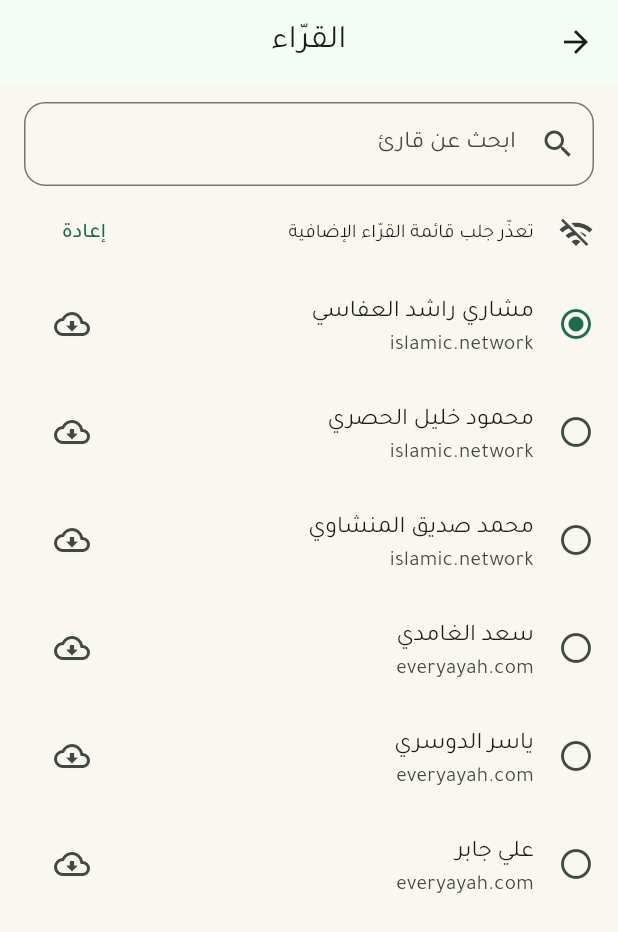
After one commit to eslam85-lab/quran-app, a Flutter app: the RecitersScreen screen opened directly, on a phone screen of 412 x 824 dp. The commit adds this screen. Shown: the top 932 px of the screen. Run offline on Flutter 3.47's test engine with Material 3 defaults, Android fonts, the phone set to English and light mode, and no system bars; our stand-ins replace just_audio, shared_preferences; accounts and stored records are empty; network calls fail.

Commit message:
Add files via upload

```diff
--- /dev/null
+++ b/lib/data/reciters.dart
@@ -0,0 +1,82 @@
+import 'dart:convert';
+import 'dart:io';
+import 'quran_repository.dart';
+
+/// A reciter whose audio is served verse by verse.
+/// id 'ev.<folder>'  -> everyayah.com/data/<folder>/SSSAAA.mp3
+/// any other id      -> cdn.islamic.network/quran/audio/<bitrate>/<id>/<global verse>.mp3
+class Reciter {
+  final String id, name;
+  const Reciter(this.id, this.name);
+
+  bool get isEvery => id.startsWith('ev.');
+  String get folder => id.substring(3);
+
+  /// Candidate mp3 URLs for verse [g] (1..6236), best first.
+  List<String> urls(int g, {int? preferBitrate}) {
+    if (isEvery) {
+      final (s, a) = QuranRepository.byGlobal(g);
+      String p3(int n) => n.toString().padLeft(3, '0');
+      return ['https://everyayah.com/data/$folder/${p3(s.n)}${p3(a.i)}.mp3'];
+    }
+    final rates = <int>[128, 64, 192, 48, 40, 32];
+    if (preferBitrate != null) {
+      rates.remove(preferBitrate);
+      rates.insert(0, preferBitrate);
+    }
+    return [for (final b in rates) 'https://cdn.islamic.network/quran/audio/$b/$id/$g.mp3'];
+  }
+}
+
+class Reciters {
+  /// Only ar.alafasy and ar.husary were confirmed in the live edition list.
+  /// The "ev." entries come from everyayah.com and are checked at selection time.
+  static const builtin = [
+    Reciter('ar.alafasy', 'مشاري راشد العفاسي'),
+    Reciter('ar.husary', 'محمود خليل الحصري'),
+    Reciter('ar.minshawi', 'محمد صديق المنشاوي'),
+    Reciter('ev.Ghamadi_40kbps', 'سعد الغامدي'),
+    Reciter('ev.Yasser_Ad-Dussary_128kbps', 'ياسر الدوسري'),
+    Reciter('ev.Ali_Jaber_64kbps', 'علي جابر'),
+  ];
+
+  static List<Reciter> remote = [];
+  static bool remoteLoaded = false;
+
+  static List<Reciter> get all {
+    final ids = builtin.map((e) => e.id).toSet();
+    return [...builtin, ...remote.where((r) => !ids.contains(r.id))];
+  }
+
+  static Reciter byId(String id, [String? name]) {
+    for (final r in all) {
+      if (r.id == id) return r;
+    }
+    return Reciter(id, name ?? id);
+  }
+
+  /// Verse-by-verse Arabic reciters from the live islamic.network edition list.
+  static Future<bool> fetchRemote() async {
+    final c = HttpClient()..connectionTimeout = const Duration(seconds: 15);
+    try {
+      final req = await c.getUrl(Uri.parse('https://api.alquran.cloud/v1/edition/format/audio'));
+      final res = await req.close();
+      if (res.statusCode != 200) {
+        await res.drain<void>();
+        return false;
+      }
+      final body = await res.transform(utf8.decoder).join();
+      final data = (jsonDecode(body) as Map)['data'] as List;
+      remote = [
+        for (final e in data)
+          if (e['type'] == 'versebyverse' && e['language'] == 'ar') Reciter('${e['identifier']}', '${e['name']}')
+      ];
+      remoteLoaded = true;
+      return true;
+    } catch (_) {
+      return false;
+    } finally {
+      c.close(force: true);
+    }
+  }
+}
--- a/lib/main.dart
+++ b/lib/main.dart
@@ -1,6 +1,7 @@
 import 'package:flutter/material.dart';
 import 'core/config.dart';
 import 'data/app_state.dart';
+import 'data/audio_store.dart';
 import 'data/quran_repository.dart';
 import 'screens/splash_screen.dart';
 
@@ -9,6 +10,9 @@ final appState = AppState();
 Future<void> main() async {
   WidgetsFlutterBinding.ensureInitialized();
   await appState.init();
+  try {
+    await AudioStore.I.init();
+  } catch (_) {}
   runApp(const QuranApp());
 }
 
--- /dev/null
+++ b/lib/screens/reciters_screen.dart
@@ -0,0 +1,108 @@
+import 'package:flutter/material.dart';
+import '../data/arabic_search.dart';
+import '../data/audio_store.dart';
+import '../data/reciters.dart';
+import '../main.dart';
+import 'downloads_screen.dart';
+
+class RecitersScreen extends StatefulWidget {
+  const RecitersScreen({super.key});
+  @override
+  State<RecitersScreen> createState() => _RecitersScreenState();
+}
+
+class _RecitersScreenState extends State<RecitersScreen> {
+  String _q = '';
+  bool _loading = false, _failed = false;
+  String? _busy;
+
+  @override
+  void initState() {
+    super.initState();
+    if (!Reciters.remoteLoaded) _load();
+  }
+
+  Future<void> _load() async {
+    setState(() { _loading = true; _failed = false; });
+    final ok = await Reciters.fetchRemote();
+    if (!mounted) return;
+    setState(() { _loading = false; _failed = !ok; });
+  }
+
+  void _toast(String m) {
+    if (!mounted) return;
+    ScaffoldMessenger.of(context).showSnackBar(SnackBar(content: Text(m), duration: const Duration(seconds: 2)));
+  }
+
+  Future<void> _pick(Reciter r) async {
+    setState(() => _busy = r.id);
+    final ok = await AudioStore.I.probe(r);
+    if (!mounted) return;
+    setState(() => _busy = null);
+    if (ok) {
+      appState.setReciter(r.id, r.name);
+      _toast('تم اختيار ${r.name}');
+    } else {
+      _toast('هذا القارئ غير متاح حالياً أو لا يوجد اتصال');
+    }
+  }
+
+  @override
+  Widget build(BuildContext context) {
+    final nq = normalizeAr(_q);
+    final list = Reciters.all.where((r) => nq.isEmpty || normalizeAr(r.name).contains(nq)).toList();
+    return Directionality(
+      textDirection: TextDirection.rtl,
+      child: Scaffold(
+        appBar: AppBar(title: const Text('القرّاء'), centerTitle: true),
+        body: Column(children: [
+          Padding(
+            padding: const EdgeInsets.fromLTRB(16, 12, 16, 8),
+            child: TextField(
+              onChanged: (v) => setState(() => _q = v),
+              decoration: InputDecoration(
+                hintText: 'ابحث عن قارئ',
+                prefixIcon: const Icon(Icons.search),
+                border: OutlineInputBorder(borderRadius: BorderRadius.circular(14)),
+              ),
+            ),
+          ),
+          if (_loading) const LinearProgressIndicator(),
+          if (_failed)
+            ListTile(
+              dense: true,
+              leading: const Icon(Icons.wifi_off),
+              title: const Text('تعذّر جلب قائمة القرّاء الإضافية'),
+              trailing: TextButton(onPressed: _load, child: const Text('إعادة')),
+            ),
+          Expanded(
+            child: ListenableBuilder(
+              listenable: appState,
+              builder: (_, __) => ListView.builder(
+                itemCount: list.length,
+                itemBuilder: (ctx, i) {
+                  final r = list[i];
+                  final sel = r.id == appState.reciter;
+                  return ListTile(
+                    leading: Icon(sel ? Icons.radio_button_checked : Icons.radio_button_unchecked,
+                        color: sel ? Theme.of(ctx).colorScheme.primary : null),
+                    title: Text(r.name),
+                    subtitle: Text(AudioStore.I.anyFor(r.id) ? 'يوجد صوت محمّل' : (r.isEvery ? 'everyayah.com' : 'islamic.network')),
+                    trailing: _busy == r.id
+                        ? const SizedBox(width: 24, height: 24, child: CircularProgressIndicator(strokeWidth: 2))
+                        : IconButton(
+                            icon: const Icon(Icons.cloud_download_outlined),
+                            tooltip: 'التحميل الصوتي',
+                            onPressed: () => Navigator.push(ctx, MaterialPageRoute(builder: (_) => DownloadsScreen(reciter: r))),
+                          ),
+                    onTap: () => _pick(r),
+                  );
+                },
+              ),
+            ),
+          ),
+        ]),
+      ),
+    );
+  }
+}
--- a/lib/widgets/mushaf_page_view.dart
+++ b/lib/widgets/mushaf_page_view.dart
@@ -86,7 +86,7 @@ class MushafPageView extends StatelessWidget {
             borderRadius: BorderRadius.circular(8),
           ),
           child: Text(QuranRepository.surahs[r.surah - 1].name,
-              style: TextStyle(fontFamily: 'Amiri', fontWeight: FontWeight.w700, fontSize: fs * 1.05, height: 1.3, color: cs.onSurface)),
+              style: TextStyle(fontFamily: 'Amiri', fontWeight: FontWeight.w700, fontSize: math.min(fs * 1.05, lineH * .40), height: 1.3, color: cs.onSurface)),
         );
       case 2:
         return Center(child: Text(_basmala, style: TextStyle(fontFamily: 'AmiriQuran', fontSize: fs, height: 1.6, color: cs.onSurface)));
--- a/pubspec.yaml
+++ b/pubspec.yaml
@@ -10,6 +10,7 @@ dependencies:
   shared_preferences: ^2.2.3
   url_launcher: ^6.3.0
   just_audio: ^0.9.38
+  path_provider: ^2.1.3
 dev_dependencies:
   flutter_lints: ^4.0.0
 flutter:
```
Also changed, not shown: lib/data/app_state.dart (+9 -1 lines), lib/data/audio_store.dart (added, +149 -0 lines), lib/data/quran_repository.dart (+12 -0 lines), lib/screens/downloads_screen.dart (added, +91 -0 lines), lib/screens/reader_screen.dart (+55 -1 lines), lib/screens/settings_screen.dart (+15 -5 lines), lib/widgets/index_sheet.dart (added, +98 -0 lines), 1 other file.
